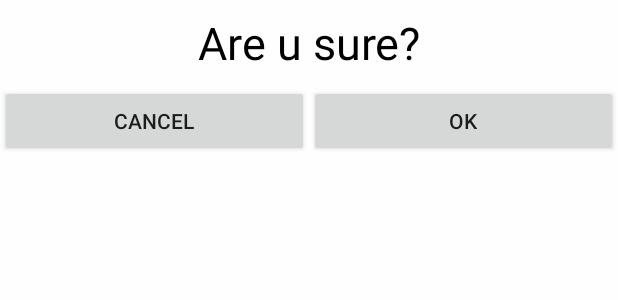
After one commit to erikblank/UniPics, an Android app: the layout dialog_delete_folder.xml on its own in the app's theme, with its tools: preview values and no code run, on a phone screen of 412 x 824 dp. The commit adds this screen. Shown: the top 300 px of the screen. Run offline under Robolectric (Android 15) with nearby library versions, the phone set to English and light mode, and no system bars.

Commit message:
added context menu and dialog for delete in folderactivity

```diff
--- a/app/src/main/java/com/example/unipics/MainMenu/FolderAdapter.java
+++ b/app/src/main/java/com/example/unipics/MainMenu/FolderAdapter.java
@@ -7,7 +7,6 @@ import android.view.ViewGroup;
 import android.widget.ArrayAdapter;
 import android.widget.TextView;
 
-import com.example.unipics.MainMenu.DatabaseFolder.Folder;
 import com.example.unipics.R;
 
 import java.util.List;
--- a/app/src/main/res/drawable/ic_folder_black_24dp.xml
+++ b/app/src/main/res/drawable/ic_folder_black_24dp.xml
@@ -1,4 +1,4 @@
-<vector android:height="24dp" android:tint="#2AFFC9"
+<vector android:height="24dp" android:tint="#2F5099"
     android:viewportHeight="24.0" android:viewportWidth="24.0"
     android:width="24dp" xmlns:android="http://schemas.android.com/apk/res/android">
     <path android:fillColor="#FF000000" android:pathData="M10,4H4c-1.1,0 -1.99,0.9 -1.99,2L2,18c0,1.1 0.9,2 2,2h16c1.1,0 2,-0.9 2,-2V8c0,-1.1 -0.9,-2 -2,-2h-8l-2,-2z"/>
--- /dev/null
+++ b/app/src/main/res/layout/dialog_delete_folder.xml
@@ -0,0 +1,38 @@
+<?xml version="1.0" encoding="utf-8"?>
+<LinearLayout xmlns:android="http://schemas.android.com/apk/res/android"
+    android:orientation="vertical" android:layout_width="match_parent"
+    android:background="@color/random"
+    android:layout_height="match_parent">
+
+    <TextView
+        android:id="@+id/textView"
+        android:layout_width="match_parent"
+        android:layout_height="wrap_content"
+        android:gravity="center"
+        android:padding="8dp"
+        android:text="Are u sure?"
+        android:textColor="#000000"
+        android:textSize="30sp" />
+
+    <LinearLayout
+        android:layout_width="match_parent"
+        android:layout_height="match_parent"
+        android:orientation="horizontal">
+
+        <Button
+            android:id="@+id/btn_dialogDelete_cancel"
+            android:layout_width="wrap_content"
+            android:layout_height="wrap_content"
+            android:layout_weight="1"
+            android:padding="10dp"
+            android:text="cancel" />
+
+        <Button
+            android:id="@+id/btn_dialogDelete_ok"
+            android:layout_width="wrap_content"
+            android:layout_height="wrap_content"
+            android:layout_weight="1"
+            android:padding="10dp"
+            android:text="ok" />
+    </LinearLayout>
+</LinearLayout>
--- a/app/src/main/res/layout/gallery_item.xml
+++ b/app/src/main/res/layout/gallery_item.xml
@@ -19,7 +19,7 @@
         android:layout_height="205dp"
         android:paddingLeft="5dp"
         android:paddingTop="5dp"
-        android:paddingRight="5dp"
+        android:paddingRight="0dp"
         android:paddingBottom="0dp"
         app:layout_constraintEnd_toStartOf="@+id/guideline"
         app:layout_constraintHorizontal_bias="1.0"
```
Also changed, not shown: app/src/main/java/com/example/unipics/Gallery/GalleryActivity.java (+82 -59 lines), app/src/main/java/com/example/unipics/Gallery/Upload.java (+9 -3 lines), app/src/main/java/com/example/unipics/MainMenu/Folder.java (renamed from app/src/main/java/com/example/unipics/MainMenu/DatabaseFolder/Folder.java, +13 -4 lines), app/src/main/java/com/example/unipics/MainMenu/FolderActivity.java (+68 -24 lines), app/src/main/res/layout/content_gallery.xml (+13 -6 lines), app/src/main/res/menu/menu_folder.xml (added, +11 -0 lines), app/src/main/res/layout/dialog_add_folder.xml (renamed from app/src/main/res/layout/dialoge_template_folder.xml).
